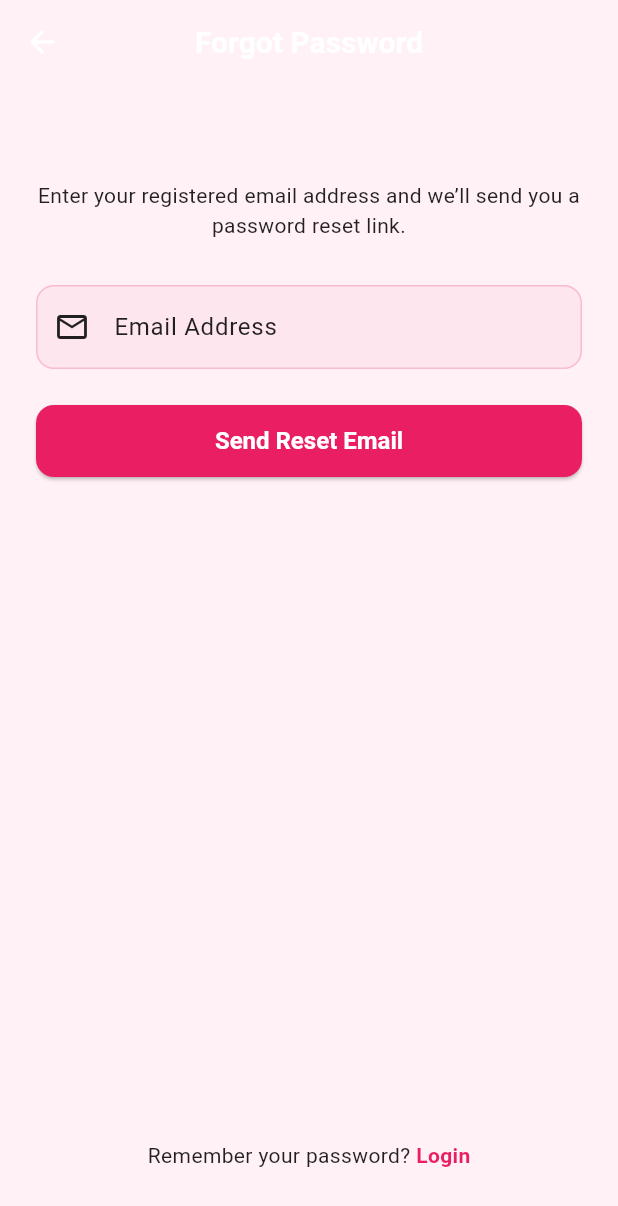
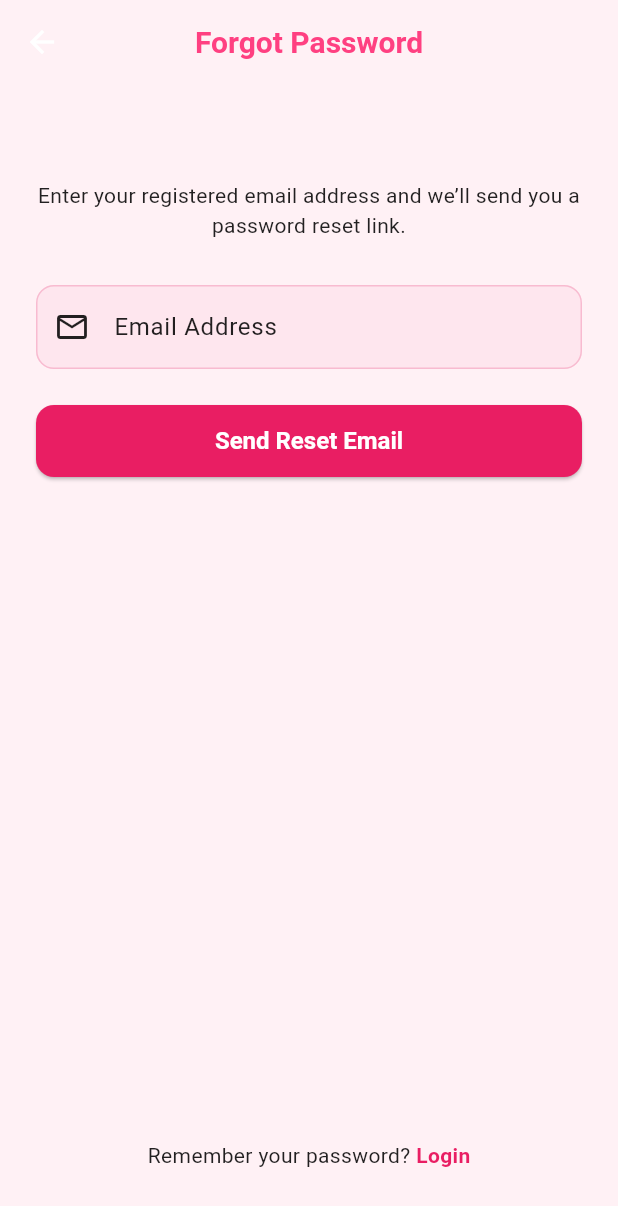
Before and after one commit to ahmad2k24/BeautyConnect-1.0, a Flutter app: the screen it shows after launch, after a tap on "Forgot Password?", on a phone screen of 412 x 824 dp. Shown: the top 1206 px of the screen. Run offline on Flutter 3.47's test engine with Material 3 defaults, Android fonts, the phone set to English and light mode, and no system bars; our stand-ins replace app_links, country_code_picker, country_picker, flutter_rating_bar, image_picker, supabase_flutter and 1 more; missing offline and left inert: flutter_stripe; accounts and stored records are empty.

Commit message:
icon added

```diff
--- a/lib/views/auth/auth_switcher.dart
+++ b/lib/views/auth/auth_switcher.dart
@@ -18,8 +18,9 @@ class _AuthSwitcherScreenState extends State<AuthSwitcherScreen> {
   @override
   Widget build(BuildContext context) {
     final theme = Theme.of(context);
+    final isDarkMode = theme.brightness == Brightness.dark;
     final Color activeColor = AppTheme.primaryPink;
-    final Color inactiveColor = theme.brightness == Brightness.dark
+    final Color inactiveColor = isDarkMode
         ? Colors.grey[700]!
         : Colors.grey[300]!;
 
@@ -56,24 +57,26 @@ class _AuthSwitcherScreenState extends State<AuthSwitcherScreen> {
                     0: SizedBox(
                       height:
                           44, // 🔧 Individual segment height (slightly smaller than parent height)
-                      child: const Center(
+                      child: Center(
                         child: Text(
                           'Login',
                           style: TextStyle(
                             fontSize: 12,
                             fontWeight: FontWeight.w600,
+                            color: isDarkMode ? Colors.grey : Colors.white,
                           ),
                         ),
                       ),
                     ),
                     1: SizedBox(
                       height: 44,
-                      child: const Center(
+                      child: Center(
                         child: Text(
                           'Sign Up',
                           style: TextStyle(
                             fontSize: 12,
                             fontWeight: FontWeight.w600,
+                            color: isDarkMode ? Colors.grey : Colors.white,
                           ),
                         ),
                       ),
--- a/lib/views/auth/forgot_password.dart
+++ b/lib/views/auth/forgot_password.dart
@@ -1,5 +1,10 @@
+import 'dart:async';
+
+import 'package:app_links/app_links.dart';
+import 'package:beauty_connect/views/auth/reset_password.dart';
 import 'package:flutter/material.dart';
-import 'package:beauty_connect/core/core.dart'; // for AppTheme.primaryPink, etc.
+import 'package:beauty_connect/core/core.dart';
+import 'package:supabase_flutter/supabase_flutter.dart'; // for AppTheme.primaryPink, etc.
 
 class ForgotPasswordScreen extends StatefulWidget {
   const ForgotPasswordScreen({super.key});
@@ -9,9 +14,50 @@ class ForgotPasswordScreen extends StatefulWidget {
 }
 
 class _ForgotPasswordScreenState extends State<ForgotPasswordScreen> {
+  final AppLinks _appLinks = AppLinks();
+  StreamSubscription? _sub;
   final _formKey = GlobalKey<FormState>();
   final _emailController = TextEditingController();
   bool _sending = false;
+
+  void _initDeepLinkListener() {
+    // Listen for links while the app is running
+    _sub = _appLinks.uriLinkStream.listen(
+      (Uri? uri) {
+        if (uri != null) _handleResetLink(uri);
+      },
+      onError: (err) {
+        debugPrint('Error listening to app links: $err');
+      },
+    );
+
+    // Handle initial link if app was opened via link
+    _appLinks
+        .getInitialLink()
+        .then((uri) {
+          if (uri != null) _handleResetLink(uri);
+        })
+        .catchError((err) => debugPrint('Error getting initial link: $err'));
+  }
+
+  @override
+  void dispose() {
+    _sub?.cancel();
+    super.dispose();
+  }
+
+  void _handleResetLink(Uri uri) {
+    // Example link: beautyconnect://reset-password?access_token=xxx
+    if (uri.pathSegments.contains('reset-password')) {
+      final token = uri.queryParameters['access_token'];
+      if (token != null) {
+        final route = MaterialPageRoute(
+          builder: (context) => ResetPasswordScreen(),
+        );
+        Navigator.push(context, route);
+      }
+    }
+  }
 
   Future<void> _sendResetEmail() async {
     if (!_formKey.currentState!.validate()) return;
@@ -19,18 +65,16 @@ class _ForgotPasswordScreenState extends State<ForgotPasswordScreen> {
     setState(() => _sending = true);
 
     try {
-      // TODO: integrate with your auth provider (Supabase/Firebase)
-      // await supabase.auth.resetPasswordForEmail(_emailController.text.trim());
+      final email = _emailController.text.trim();
 
-      ScaffoldMessenger.of(context).showSnackBar(
-        const SnackBar(
-          content: Text('Reset link sent. Check your inbox.'),
-          backgroundColor: Colors.green,
-        ),
-      );
+      // ⚡ Supabase: Send password reset email
+      await Supabase.instance.client.auth.resetPasswordForEmail(email);
     } catch (e) {
       ScaffoldMessenger.of(context).showSnackBar(
-        SnackBar(content: Text('Error: $e'), backgroundColor: Colors.red),
+        SnackBar(
+          content: Text('Unexpected error: $e'),
+          backgroundColor: Colors.red,
+        ),
       );
     } finally {
       setState(() => _sending = false);
@@ -40,14 +84,17 @@ class _ForgotPasswordScreenState extends State<ForgotPasswordScreen> {
   @override
   Widget build(BuildContext context) {
     final theme = Theme.of(context);
-
+    final isDark = theme.brightness == Brightness.dark;
     return Scaffold(
       backgroundColor: theme.scaffoldBackgroundColor,
       appBar: AppBar(
         backgroundColor: theme.scaffoldBackgroundColor, // same as Scaffold
         elevation: 0,
         centerTitle: true,
-        title: const Text('Forgot Password'),
+        title: Text(
+          'Forgot Password',
+          style: TextStyle(color: isDark ? Colors.white : Colors.pinkAccent),
+        ),
         // keep the foreground text/icon color adaptive
         foregroundColor: theme.colorScheme.onSurface,
       ),
@@ -103,11 +150,7 @@ class _ForgotPasswordScreenState extends State<ForgotPasswordScreen> {
                     ),
                     onPressed: _sending ? null : _sendResetEmail,
                     child: _sending
-                        ? const CircularProgressIndicator(
-                            valueColor: AlwaysStoppedAnimation<Color>(
-                              Colors.white,
-                            ),
-                          )
+                        ? const CircularProgressIndicator(color: Colors.white)
                         : const Text(
                             'Send Reset Email',
                             style: TextStyle(fontSize: 16),
--- a/lib/views/auth/login_screen.dart
+++ b/lib/views/auth/login_screen.dart
@@ -72,7 +72,9 @@ class _LoginScreenState extends State<LoginScreen> {
 
   @override
   Widget build(BuildContext context) {
-    return Scaffold(
+    return GestureDetector(
+      onTap: () => FocusScope.of(context).unfocus(),
+      child: Scaffold(
         body: SafeArea(
           child: SingleChildScrollView(
             padding: const EdgeInsets.symmetric(horizontal: 24, vertical: 36),
@@ -111,9 +113,12 @@ class _LoginScreenState extends State<LoginScreen> {
                           prefixIcon: const Icon(Icons.lock_outline),
                           suffixIcon: IconButton(
                             icon: Icon(
-                            _obscure ? Icons.visibility_off : Icons.visibility,
+                              _obscure
+                                  ? Icons.visibility_off
+                                  : Icons.visibility,
                             ),
-                          onPressed: () => setState(() => _obscure = !_obscure),
+                            onPressed: () =>
+                                setState(() => _obscure = !_obscure),
                           ),
                         ),
                         obscureText: _obscure,
@@ -215,27 +220,8 @@ class _LoginScreenState extends State<LoginScreen> {
                   onPressed: () {},
                 ),
                 const SizedBox(height: 32),
-
-              // Sign Up prompt
-              Row(
-                mainAxisAlignment: MainAxisAlignment.center,
-                children: [
-                  const Text("Don't have an account? "),
-                  GestureDetector(
-                    onTap: () {
-                      // Navigator.pushNamed(context, '/signup');
-                    },
-                    child: Text(
-                      'Sign Up',
-                      style: TextStyle(
-                        color: AppTheme.primaryPink,
-                        fontWeight: FontWeight.bold,
-                      ),
-                    ),
-                  ),
               ],
             ),
-            ],
           ),
         ),
       ),
```
Also changed, not shown: lib/views/auth/signup_screen.dart (+20 -27 lines), 6 other files. Lines whose indentation alone changed are shown as unchanged.
